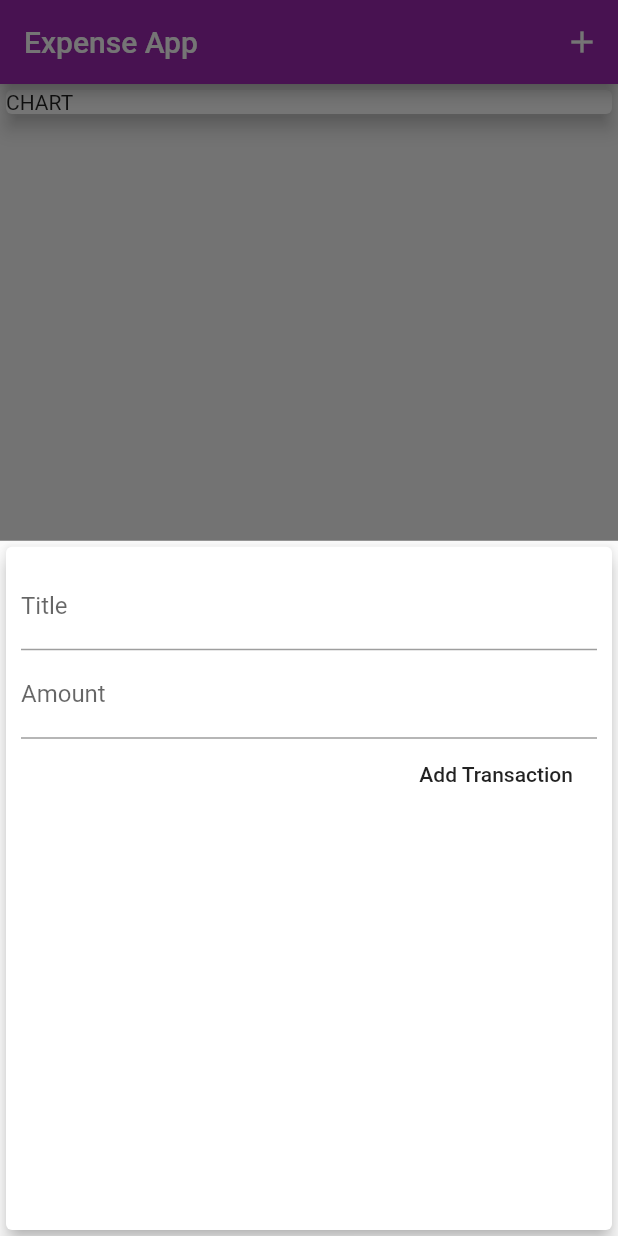
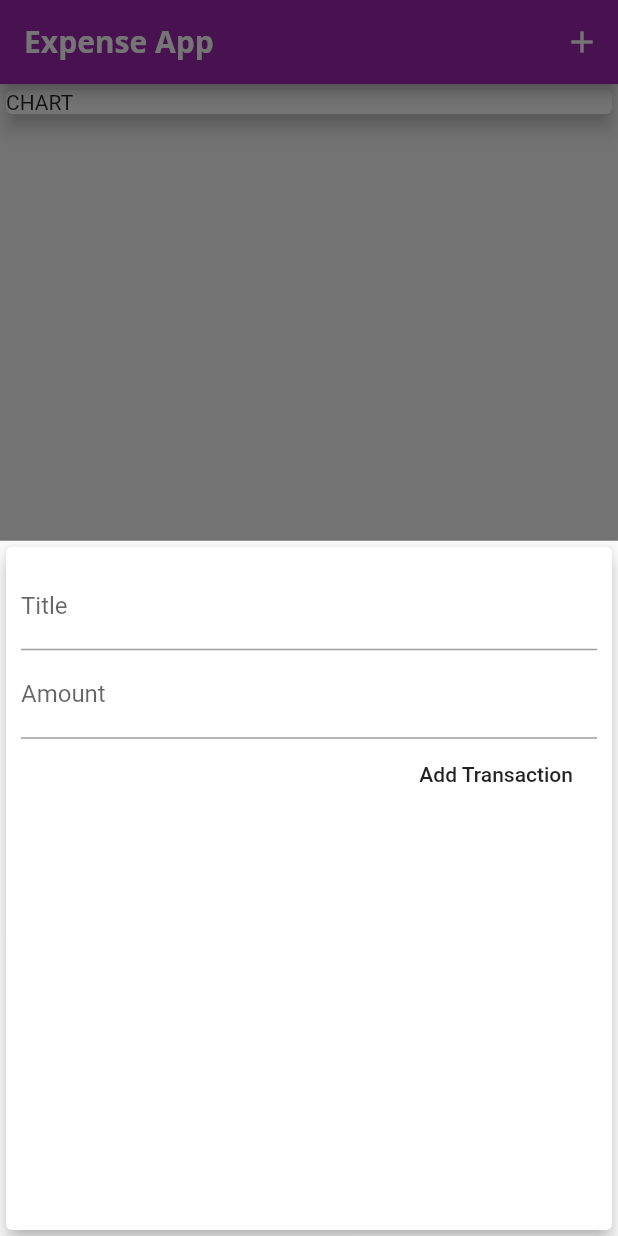
Before and after one commit to ny6/flutter-expense-app, a Flutter app: the screen it shows after launch, after a tap on the "add" icon, on a phone screen of 412 x 824 dp. Run offline on Flutter 3.47's test engine with Material 2 defaults, Android fonts, the phone set to English and light mode, and no system bars.

Commit message:
one where theming

```diff
--- a/lib/main.dart
+++ b/lib/main.dart
@@ -3,6 +3,7 @@ import './models/transaction.dart';
 import './widgets/new_transaction.dart';
 import './widgets/transaction_list.dart';
 import './widgets/chart.dart';
+import './utils/constants.dart';
 
 void main() => runApp(MyApp());
 
@@ -14,8 +15,20 @@ class MyApp extends StatelessWidget {
         brightness: Brightness.light,
         primarySwatch: Colors.purple,
         accentColor: Colors.amber,
+        fontFamily: 'Quicksand',
+        textTheme: ThemeData.light().textTheme.copyWith(title: kTextTheme),
+        appBarTheme: AppBarTheme(
+          textTheme: ThemeData.light().textTheme.copyWith(title: kTitleStyle),
+        ),
       ),
-      darkTheme: ThemeData.dark(),
+      darkTheme: ThemeData(
+        brightness: Brightness.dark,
+        fontFamily: 'Quicksand',
+        textTheme: ThemeData.dark().textTheme.copyWith(title: kTextTheme),
+        appBarTheme: AppBarTheme(
+          textTheme: ThemeData.dark().textTheme.copyWith(title: kTitleStyle),
+        ),
+      ),
       home: MyHomePage(),
     );
   }
--- /dev/null
+++ b/lib/utils/constants.dart
@@ -0,0 +1,13 @@
+import 'package:flutter/material.dart';
+
+const kTitleStyle = TextStyle(
+  fontFamily: 'OpenSans',
+  fontSize: 20,
+  fontWeight: FontWeight.bold,
+);
+
+const kTextTheme = TextStyle(
+  fontFamily: 'OpenSans',
+  fontWeight: FontWeight.bold,
+  fontSize: 18,
+);
--- a/lib/widgets/transaction_list.dart
+++ b/lib/widgets/transaction_list.dart
@@ -13,7 +13,6 @@ class TransactionList extends StatelessWidget {
     return Container(
       height: 300,
       child: ListView.builder(
-        // itemBuilder: (ctx, index) => transactions[index].getTransactionCard(),
         itemBuilder: (ctx, index) => Card(
           child: Row(
             children: <Widget>[
@@ -40,10 +39,7 @@ class TransactionList extends StatelessWidget {
                 children: <Widget>[
                   Text(
                     transactions[index].title,
-                    style: TextStyle(
-                      fontWeight: FontWeight.bold,
-                      fontSize: 20,
-                    ),
+                    style: Theme.of(context).textTheme.title,
                   ),
                   Text(DateFormat.yMMMd().format(transactions[index].date)),
                 ],
```
Also changed, not shown: pubspec.yaml (+13 -0 lines), assets/fonts/OpenSans-Bold.ttf (added), assets/fonts/OpenSans-Regular.ttf (added), assets/fonts/Quicksand-Bold.ttf (added), assets/fonts/Quicksand-Light.ttf (added), assets/fonts/Quicksand-Medium.ttf (added), assets/fonts/Quicksand-Regular.ttf (added).
